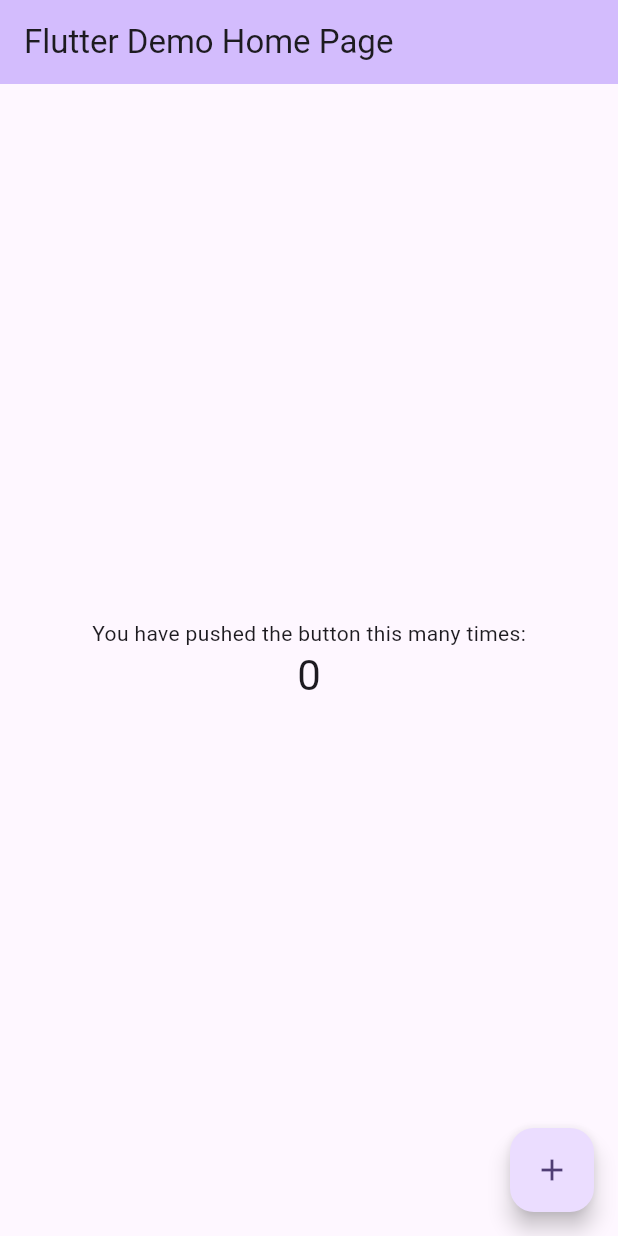
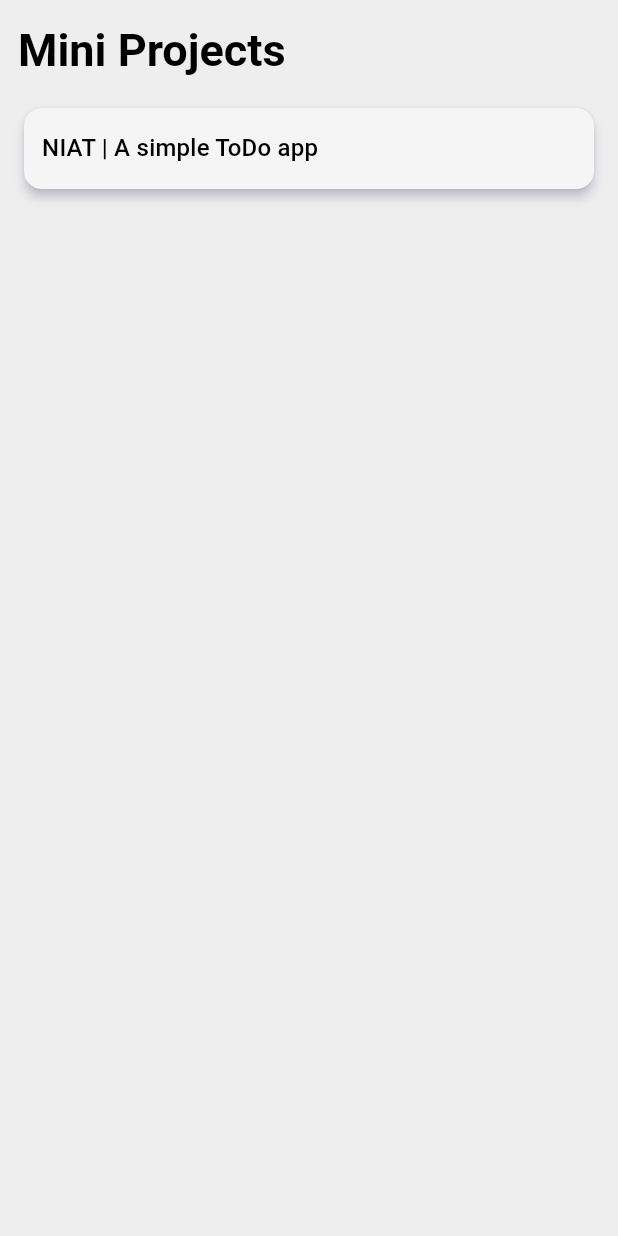
Before and after one commit to abdialidrus/flutter-portfolio, a Flutter app: the screen it shows after launch, on a phone screen of 412 x 824 dp. Run offline on Flutter 3.47's test engine with Material 3 defaults, Android fonts, the phone set to English and light mode, and no system bars; our stand-ins replace google_fonts.

Commit message:
update Main App

```diff
--- a/lib/main.dart
+++ b/lib/main.dart
@@ -1,4 +1,6 @@
 import 'package:flutter/material.dart';
+import 'package:flutter_portfolio/pages/home_page.dart';
+import 'package:flutter_portfolio/themes/color_theme.dart';
 
 void main() {
   runApp(const MyApp());
@@ -12,114 +14,8 @@ class MyApp extends StatelessWidget {
   Widget build(BuildContext context) {
     return MaterialApp(
       title: 'Flutter Demo',
-      theme: ThemeData(
-        // This is the theme of your application.
-        //
-        // TRY THIS: Try running your application with "flutter run". You'll see
-        // the application has a blue toolbar. Then, without quitting the app,
-        // try changing the seedColor in the colorScheme below to Colors.green
-        // and then invoke "hot reload" (save your changes or press the "hot
-        // reload" button in a Flutter-supported IDE, or press "r" if you used
-        // the command line to start the app).
-        //
-        // Notice that the counter didn't reset back to zero; the application
-        // state is not lost during the reload. To reset the state, use hot
-        // restart instead.
-        //
-        // This works for code too, not just values: Most code changes can be
-        // tested with just a hot reload.
-        colorScheme: ColorScheme.fromSeed(seedColor: Colors.deepPurple),
-        useMaterial3: true,
-      ),
-      home: const MyHomePage(title: 'Flutter Demo Home Page'),
+      theme: lightMode,
+      home: const HomePage(),
     );
   }
 }
-
-class MyHomePage extends StatefulWidget {
-  const MyHomePage({super.key, required this.title});
-
-  // This widget is the home page of your application. It is stateful, meaning
-  // that it has a State object (defined below) that contains fields that affect
-  // how it looks.
-
-  // This class is the configuration for the state. It holds the values (in this
-  // case the title) provided by the parent (in this case the App widget) and
-  // used by the build method of the State. Fields in a Widget subclass are
-  // always marked "final".
-
-  final String title;
-
-  @override
-  State<MyHomePage> createState() => _MyHomePageState();
-}
-
-class _MyHomePageState extends State<MyHomePage> {
-  int _counter = 0;
-
-  void _incrementCounter() {
-    setState(() {
-      // This call to setState tells the Flutter framework that something has
-      // changed in this State, which causes it to rerun the build method below
-      // so that the display can reflect the updated values. If we changed
-      // _counter without calling setState(), then the build method would not be
-      // called again, and so nothing would appear to happen.
-      _counter++;
-    });
-  }
-
-  @override
-  Widget build(BuildContext context) {
-    // This method is rerun every time setState is called, for instance as done
-    // by the _incrementCounter method above.
-    //
-    // The Flutter framework has been optimized to make rerunning build methods
-    // fast, so that you can just rebuild anything that needs updating rather
-    // than having to individually change instances of widgets.
-    return Scaffold(
-      appBar: AppBar(
-        // TRY THIS: Try changing the color here to a specific color (to
-        // Colors.amber, perhaps?) and trigger a hot reload to see the AppBar
-        // change color while the other colors stay the same.
-        backgroundColor: Theme.of(context).colorScheme.inversePrimary,
-        // Here we take the value from the MyHomePage object that was created by
-        // the App.build method, and use it to set our appbar title.
-        title: Text(widget.title),
-      ),
-      body: Center(
-        // Center is a layout widget. It takes a single child and positions it
-        // in the middle of the parent.
-        child: Column(
-          // Column is also a layout widget. It takes a list of children and
-          // arranges them vertically. By default, it sizes itself to fit its
-          // children horizontally, and tries to be as tall as its parent.
-          //
-          // Column has various properties to control how it sizes itself and
-          // how it positions its children. Here we use mainAxisAlignment to
-          // center the children vertically; the main axis here is the vertical
-          // axis because Columns are vertical (the cross axis would be
-          // horizontal).
-          //
-          // TRY THIS: Invoke "debug painting" (choose the "Toggle Debug Paint"
-          // action in the IDE, or press "p" in the console), to see the
-          // wireframe for each widget.
-          mainAxisAlignment: MainAxisAlignment.center,
-          children: <Widget>[
-            const Text(
-              'You have pushed the button this many times:',
-            ),
-            Text(
-              '$_counter',
-              style: Theme.of(context).textTheme.headlineMedium,
-            ),
-          ],
-        ),
-      ),
-      floatingActionButton: FloatingActionButton(
-        onPressed: _incrementCounter,
-        tooltip: 'Increment',
-        child: const Icon(Icons.add),
-      ), // This trailing comma makes auto-formatting nicer for build methods.
-    );
-  }
-}
--- /dev/null
+++ b/lib/pages/home_page.dart
@@ -0,0 +1,35 @@
+import 'package:flutter/material.dart';
+import 'package:flutter_portfolio/widgets/project_list_item.dart';
+
+class HomePage extends StatelessWidget {
+  const HomePage({super.key});
+
+  @override
+  Widget build(BuildContext context) {
+    return Scaffold(
+      backgroundColor: Theme.of(context).colorScheme.background,
+      body: SafeArea(
+        child: Padding(
+          padding: const EdgeInsets.symmetric(
+            horizontal: 12.0,
+          ),
+          child: SingleChildScrollView(
+            child: Column(
+              mainAxisSize: MainAxisSize.max,
+              crossAxisAlignment: CrossAxisAlignment.stretch,
+              children: [
+                const SizedBox(height: 15.0),
+                Text(
+                  "Mini Projects",
+                  style: Theme.of(context).textTheme.titleLarge,
+                ),
+                const SizedBox(height: 15.0),
+                ProjectListItem(title: "NIAT | A simple ToDo app", onTap: (){},),
+              ],
+            ),
+          ),
+        ),
+      ),
+    );
+  }
+}
--- /dev/null
+++ b/lib/themes/color_theme.dart
@@ -0,0 +1,14 @@
+import 'package:flutter/material.dart';
+import 'package:flutter_portfolio/themes/text_theme.dart';
+import 'package:google_fonts/google_fonts.dart';
+
+ThemeData lightMode = ThemeData(
+  colorScheme: ColorScheme.light(
+    background: Colors.grey.shade200,
+    primary: Colors.deepPurple.shade100,
+    secondary: const Color(0xFFF5f5f5),
+    inversePrimary: Colors.deepPurple.shade700,
+  ),
+  useMaterial3: true,
+  textTheme: textTheme
+);
--- /dev/null
+++ b/lib/themes/text_theme.dart
@@ -0,0 +1,13 @@
+import 'package:flutter/material.dart';
+import 'package:google_fonts/google_fonts.dart';
+
+TextTheme textTheme = TextTheme(
+  titleLarge: GoogleFonts.roboto(
+    fontSize: 30,
+    fontStyle: FontStyle.normal,
+    fontWeight: FontWeight.w600,
+  ),
+  bodyMedium: GoogleFonts.roboto(),
+  displayLarge: GoogleFonts.roboto(),
+  displaySmall: GoogleFonts.roboto(),
+);
--- /dev/null
+++ b/lib/widgets/project_list_item.dart
@@ -0,0 +1,36 @@
+import 'package:flutter/material.dart';
+
+class ProjectListItem extends StatelessWidget {
+  const ProjectListItem({super.key, required this.title, required this.onTap});
+
+  final String title;
+  final Function() onTap;
+
+  @override
+  Widget build(BuildContext context) {
+    return Column(
+      crossAxisAlignment: CrossAxisAlignment.stretch,
+      children: [
+        Card(
+          color: Theme.of(context).colorScheme.secondary,
+          elevation: 3.0,
+          shadowColor: Theme.of(context).colorScheme.primary,
+          child: GestureDetector(
+            onTap: onTap(),
+            child: Padding(
+              padding: const EdgeInsets.symmetric(
+                vertical: 15.0,
+                horizontal: 12.0,
+              ),
+              child: Text(
+                title,
+                style: Theme.of(context).textTheme.titleMedium,
+              ),
+            ),
+          ),
+        ),
+        const SizedBox(height: 8.0),
+      ],
+    );
+  }
+}
--- a/pubspec.yaml
+++ b/pubspec.yaml
@@ -35,6 +35,7 @@ dependencies:
   # The following adds the Cupertino Icons font to your application.
   # Use with the CupertinoIcons class for iOS style icons.
   cupertino_icons: ^1.0.2
+  google_fonts: ^6.1.0
 
 dev_dependencies:
   flutter_test:
```
Also changed, not shown: pubspec.lock, 8 other files.
